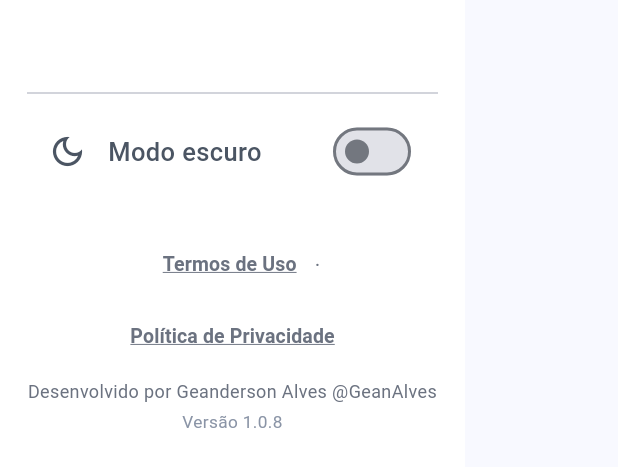
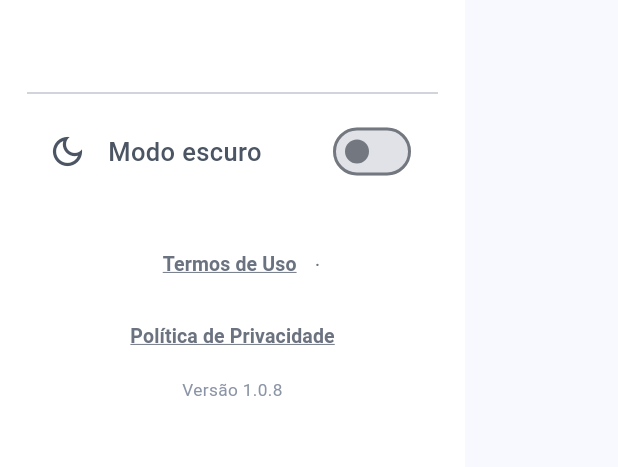
Before and after one commit to XProzzinho/PiraCarMotorista, a Flutter app: the GavetaPiraCar widget shown alone on an empty page, opened directly with empty values, on a phone screen of 412 x 824 dp. Shown: the top 467 px of the screen. Run offline on Flutter 3.47's test engine with Material 3 defaults, Android fonts, the phone set to English and light mode, and no system bars; our stand-ins replace audioplayers, cloud_firestore, firebase_auth, firebase_core, flutter_local_notifications, geocoding and 4 more; accounts and stored records are empty.

Commit message:
Remove 'Desenvolvido por Geanderson Alves @GeanAlves' das telas

```diff
--- a/lib/menu_visual.dart
+++ b/lib/menu_visual.dart
@@ -43,12 +43,6 @@
           if (rodape) ...[
             const SizedBox(height: 20),
             LinksTermos(cor: fr(corMenuIcone)),
-            const SizedBox(height: 4),
-            Center(
-              child: Text('Desenvolvido por Geanderson Alves @GeanAlves',
-                  textAlign: TextAlign.center,
-                  style: TextStyle(fontSize: 12, color: fr(corMenuIcone))),
-            ),
             const SizedBox(height: 4),
             const Center(child: TextoVersao()),
           ],
```
